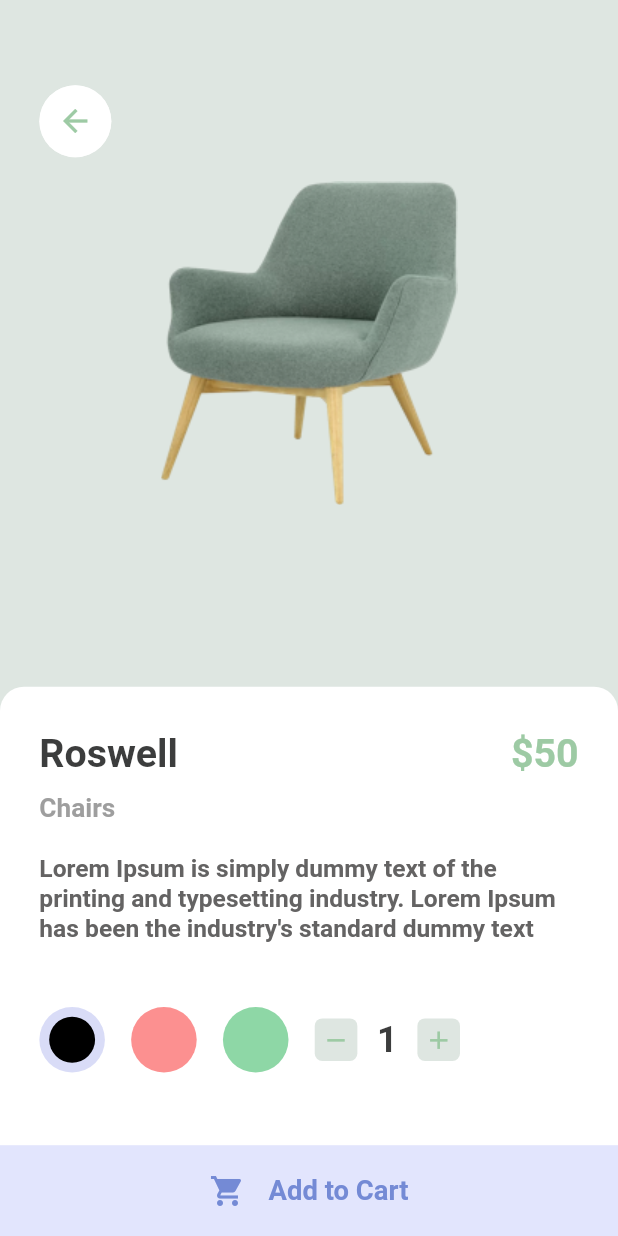
After one commit to Bleach6785/flutter_furniture_2, a Flutter app: the screen it shows after launch, after a tap on "Roswell", on a phone screen of 412 x 824 dp. The commit adds this screen. Run offline on Flutter 3.47's test engine with Material 2 defaults, Android fonts, the phone set to English and light mode, and no system bars; our stand-ins replace flutter_screenutil; Roboto replaces fonts that are missing (Metropplis).

Commit message:
設計家具詳細資料畫面

```diff
--- a/lib/home_page.dart
+++ b/lib/home_page.dart
@@ -2,6 +2,7 @@ import 'package:flutter/material.dart';
 import 'package:flutter_furniture_2/custom_indicator.dart';
 import 'package:flutter_furniture_2/item_model.dart';
 import 'package:flutter_screenutil/flutter_screenutil.dart';
+import 'package:flutter_furniture_2/product_details.dart';
 
 class HomePage extends StatefulWidget {
   @override
@@ -136,7 +137,18 @@ class _HomePageState extends State<HomePage>
                   childAspectRatio: .77,
                 ),
                 itemBuilder: (context, index) {
-                  return Container(
+                  return GestureDetector(
+                    onTap: () {
+                      Navigator.push(
+                          context,
+                          MaterialPageRoute(
+                            builder: (context) =>
+                                ItemDetails(item: items[index]),
+                          ));
+                    },
+                    child: Hero(
+                      tag: items[index].name,
+                      child: Container(
                         margin: EdgeInsets.symmetric(
                           horizontal: ScreenUtil().setWidth(16.0),
                           vertical: ScreenUtil().setWidth(16.0),
@@ -193,6 +205,8 @@ class _HomePageState extends State<HomePage>
                             ),
                           ],
                         ),
+                      ),
+                    ),
                   );
                 },
               ),
--- /dev/null
+++ b/lib/product_details.dart
@@ -0,0 +1,270 @@
+import 'package:flutter/material.dart';
+import 'package:flutter_furniture_2/item_model.dart';
+import 'package:flutter_furniture_2/state_model.dart';
+import 'package:flutter_screenutil/flutter_screenutil.dart';
+
+class ItemDetails extends StatefulWidget {
+  final Item item;
+
+  const ItemDetails({Key key, this.item}) : super(key: key);
+
+  @override
+  _ItemDetailsState createState() => _ItemDetailsState();
+}
+
+class _ItemDetailsState extends State<ItemDetails> {
+  List<SelectorState> states;
+
+  @override
+  void initState() {
+    states = [
+      SelectorState(
+        selected: true,
+        color: Color(0xFFD9DCF7),
+      ),
+      SelectorState(
+        selected: false,
+        color: Color(0xFFFC9090),
+      ),
+      SelectorState(
+        selected: false,
+        color: Color(0xFF8ED7A6),
+      ),
+    ];
+    super.initState();
+  }
+
+  @override
+  Widget build(BuildContext context) {
+    return Scaffold(
+      backgroundColor: widget.item.color,
+      body: Column(
+        children: [
+          Expanded(
+            flex: 5,
+            child: Hero(
+              tag: widget.item.name,
+              child: Stack(
+                alignment: Alignment.center,
+                children: [
+                  Image.asset(
+                    widget.item.imagePath,
+                    width: double.infinity,
+                  ),
+                  Positioned(
+                    left: ScreenUtil().setWidth(24),
+                    top: ScreenUtil().setHeight(56),
+                    child: Material(
+                      shape: RoundedRectangleBorder(
+                        borderRadius: BorderRadius.circular(40),
+                      ),
+                      child: Container(
+                        decoration: BoxDecoration(
+                          shape: BoxShape.circle,
+                          color: Colors.white,
+                        ),
+                        child: IconButton(
+                          icon: Icon(Icons.arrow_back),
+                          color: widget.item.priceColor,
+                          onPressed: () {
+                            Navigator.pop(context);
+                          },
+                        ),
+                      ),
+                    ),
+                  ),
+                ],
+              ),
+            ),
+          ),
+          Expanded(
+            flex: 4,
+            child: Container(
+              width: double.infinity,
+              decoration: BoxDecoration(
+                color: Colors.white,
+                borderRadius: BorderRadius.circular(16.0),
+              ),
+              child: Column(
+                crossAxisAlignment: CrossAxisAlignment.start,
+                mainAxisAlignment: MainAxisAlignment.spaceBetween,
+                children: [
+                  Padding(
+                    padding: EdgeInsets.symmetric(
+                      horizontal: ScreenUtil().setWidth(24),
+                    ),
+                    child: Column(
+                      crossAxisAlignment: CrossAxisAlignment.start,
+                      children: [
+                        SizedBox(
+                          height: ScreenUtil().setHeight(30),
+                        ),
+                        Row(
+                          mainAxisAlignment: MainAxisAlignment.spaceBetween,
+                          children: [
+                            Text(
+                              widget.item.name,
+                              style: TextStyle(
+                                fontSize: ScreenUtil().setSp(24),
+                                height: 1.1,
+                                fontWeight: FontWeight.w700,
+                                color: Color(0xFF3C3D3D),
+                              ),
+                            ),
+                            Text(
+                              "\$${widget.item.price}",
+                              style: TextStyle(
+                                fontSize: ScreenUtil().setSp(24),
+                                height: 1.1,
+                                fontWeight: FontWeight.w700,
+                                color: widget.item.priceColor,
+                              ),
+                            ),
+                          ],
+                        ),
+                        SizedBox(
+                          height: ScreenUtil().setHeight(10),
+                        ),
+                        Text(
+                          "Chairs",
+                          style: TextStyle(
+                            fontSize: ScreenUtil().setSp(16),
+                            color: Color(0xFF9E9E9E),
+                            fontWeight: FontWeight.w600,
+                            height: 1.2,
+                          ),
+                        ),
+                        SizedBox(
+                          height: ScreenUtil().setHeight(20),
+                        ),
+                        Text(
+                          "Lorem Ipsum is simply dummy text of the printing and typesetting industry. Lorem Ipsum has been the industry's standard dummy text ever since the 1500s, when an unknown printer took a galley of type and scrambled it to make a type specimen book. It has survived not only five centuries, but also the leap into electronic typesetting, remaining essentially unchanged. It was popularised in the 1960s with the release of Letraset sheets containing Lorem Ipsum passages, and more recently with desktop publishing software like Aldus PageMaker including versions of Lorem Ipsum.",
+                          maxLines: 3,
+                          style: TextStyle(
+                            fontSize: ScreenUtil().setSp(15),
+                            height: 1.2,
+                            color: Color(0xFF646363),
+                            fontWeight: FontWeight.w600,
+                          ),
+                        ),
+                        SizedBox(
+                          height: ScreenUtil().setHeight(42),
+                        ),
+                        Row(
+                          children: [
+                            selectorGen(states),
+                            Row(
+                              children: [
+                                Container(
+                                  height: ScreenUtil().setHeight(28),
+                                  width: ScreenUtil().setHeight(28),
+                                  padding: EdgeInsets.all(2),
+                                  decoration: BoxDecoration(
+                                    color: widget.item.color,
+                                    borderRadius: BorderRadius.circular(5),
+                                  ),
+                                  child: Center(
+                                    child: Icon(
+                                      Icons.remove,
+                                      size: ScreenUtil().setSp(18),
+                                      color: widget.item.priceColor,
+                                    ),
+                                  ),
+                                ),
+                                SizedBox(
+                                  width: ScreenUtil().setWidth(12),
+                                ),
+                                Text(
+                                  "1",
+                                  style: TextStyle(
+                                    fontSize: ScreenUtil().setSp(22),
+                                    fontWeight: FontWeight.bold,
+                                    color: Color(0xFF3C3D3D),
+                                    height: 1.2,
+                                  ),
+                                ),
+                                SizedBox(
+                                  width: ScreenUtil().setWidth(12),
+                                ),
+                                Container(
+                                  height: ScreenUtil().setHeight(28),
+                                  width: ScreenUtil().setHeight(28),
+                                  padding: EdgeInsets.all(2),
+                                  decoration: BoxDecoration(
+                                    color: widget.item.color,
+                                    borderRadius: BorderRadius.circular(5),
+                                  ),
+                                  child: Center(
+                                    child: Icon(
+                                      Icons.add,
+                                      size: ScreenUtil().setSp(18),
+                                      color: widget.item.priceColor,
+                                    ),
+                                  ),
+                                )
+                              ],
+                            ),
+                          ],
+                        ),
+                      ],
+                    ),
+                  ),
+                  Container(
+                    padding: EdgeInsets.only(
+                      bottom: ScreenUtil().setHeight(18.0),
+                      top: ScreenUtil().setHeight(18.0),
+                    ),
+                    decoration: BoxDecoration(
+                      color: Color(0xFFE2E5FD),
+                    ),
+                    child: Row(
+                      mainAxisAlignment: MainAxisAlignment.center,
+                      children: [
+                        Icon(
+                          Icons.shopping_cart,
+                          color: Color(0xFF748AD5),
+                        ),
+                        SizedBox(
+                          width: ScreenUtil().setWidth(14),
+                        ),
+                        Text(
+                          "Add to Cart",
+                          style: TextStyle(
+                            color: Color(0xFF748AD5),
+                            fontSize: ScreenUtil().setHeight(18.0),
+                            fontWeight: FontWeight.w600,
+                          ),
+                        ),
+                      ],
+                    ),
+                  ),
+                ],
+              ),
+            ),
+          ),
+        ],
+      ),
+    );
+  }
+
+  Widget selectorGen(List<SelectorState> states) {
+    List<Widget> widgets = List<Widget>();
+    states.forEach((state) {
+      widgets.add(Padding(
+        padding: EdgeInsets.only(right: ScreenUtil().setWidth(16)),
+        child: CircleAvatar(
+          radius: ScreenUtil().setSp(20),
+          backgroundColor: state.color,
+          child: CircleAvatar(
+            radius: ScreenUtil().setSp(14),
+            backgroundColor: state.selected ? Colors.black : state.color,
+          ),
+        ),
+      ));
+    });
+
+    return Row(
+      children: widgets,
+    );
+  }
+}
--- /dev/null
+++ b/lib/state_model.dart
@@ -0,0 +1,8 @@
+import 'package:flutter/material.dart';
+
+class SelectorState {
+  final bool selected;
+  final Color color;
+
+  SelectorState({this.selected, this.color});
+}
```
Lines whose indentation alone changed are shown as unchanged.
